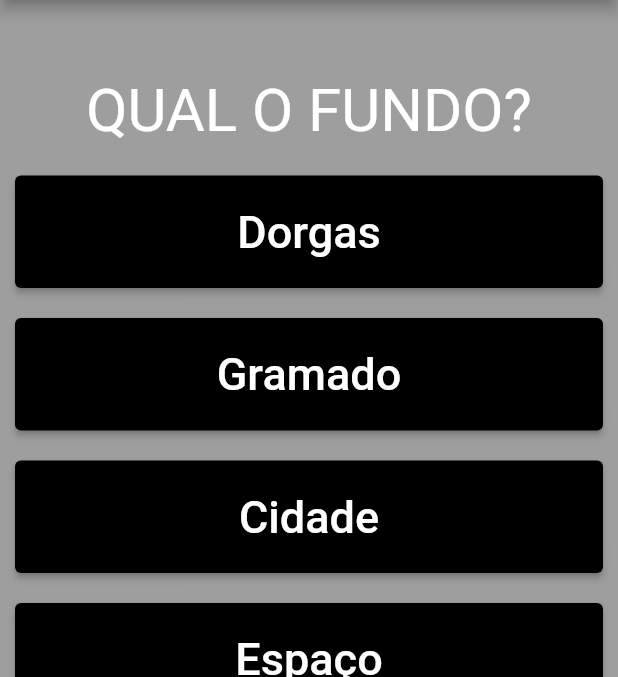
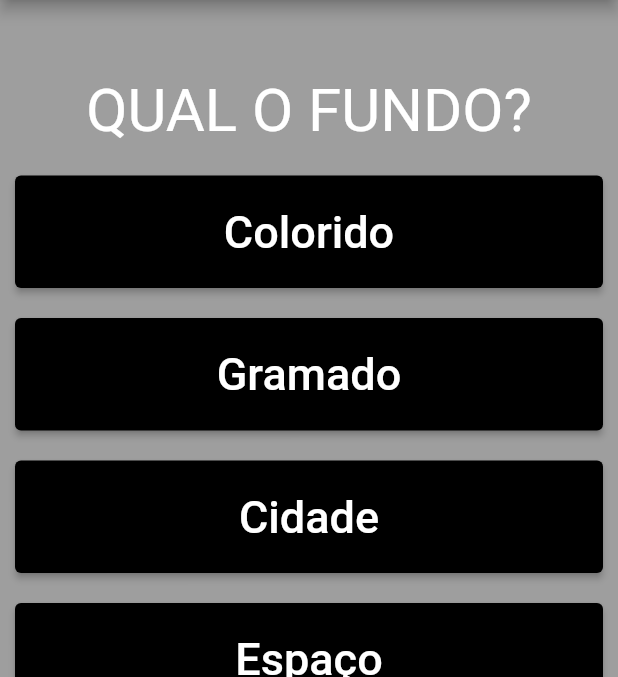
Before and after one commit to Cereser01/Criador-de-Avatar, a Flutter app: the screen it shows after launch, after a tap on "Começar", on a phone screen of 412 x 824 dp, the part 84-761 px from its top. Run offline on Flutter 3.47's test engine with Material 2 defaults, Android fonts, the light colour scheme and no system bars.

Commit message:
Colorido

```diff
--- a/N2_Desenvolvimento_Mobile/lib/perguntor/qualfundo.dart
+++ b/N2_Desenvolvimento_Mobile/lib/perguntor/qualfundo.dart
@@ -41,7 +41,7 @@ class QualFundoInstance extends State<QualFundo> {
                     ProximaPergunta(context);
                   },
 
-                  child: Padding(padding: EdgeInsets.all(20),child:Text("Dorgas",style: TextStyle(fontSize: 30),),)
+                  child: Padding(padding: EdgeInsets.all(20),child:Text("Colorido",style: TextStyle(fontSize: 30),),)
               ),
               ),
 
--- a/N2_Desenvolvimento_Mobile/lib/perguntor/qualpele.dart
+++ b/N2_Desenvolvimento_Mobile/lib/perguntor/qualpele.dart
@@ -28,7 +28,7 @@ class QualPeleInstance extends State<QualPele> {
                 alignment: Alignment.center,
                 padding: const EdgeInsets.only(top: 40, left: 10, right: 10),
                 child: const Text(
-                    "QUAL A PELE?",
+                    "QUAL A COR DA PELE?",
                     style: TextStyle(fontSize: 40)),
               ),
 
--- a/N2_Desenvolvimento_Mobile/lib/perguntor/qualroupa.dart
+++ b/N2_Desenvolvimento_Mobile/lib/perguntor/qualroupa.dart
@@ -77,7 +77,7 @@ class QualRoupaInstance extends State<QualRoupa> {
                     }
                     ProximaPergunta(context);
                   },
-                  child: Padding(padding: EdgeInsets.all(20),child:Text("MACACAO",style: TextStyle(fontSize: 30),),)
+                  child: Padding(padding: EdgeInsets.all(20),child:Text("MACACÃO",style: TextStyle(fontSize: 30),),)
               ),
               ),
 
--- a/N2_Desenvolvimento_Mobile/lib/seletor.dart
+++ b/N2_Desenvolvimento_Mobile/lib/seletor.dart
@@ -28,7 +28,7 @@ class SeletorInstance extends State<Seletor> {
               alignment: Alignment.center,
               padding: const EdgeInsets.only(top: 40, left: 10, right: 10),
               child: const Text(
-                  "Bem vindo ao Criador de Avatar!\n\nResponda as perguntas para criarmos seu avatar perfeito!",
+                  "Bem-vindo ao Criador de Avatar!\n\nResponda as perguntas para criarmos seu avatar perfeito!",
                   style: TextStyle(
                       color: color2,
                       fontSize: 20
```
